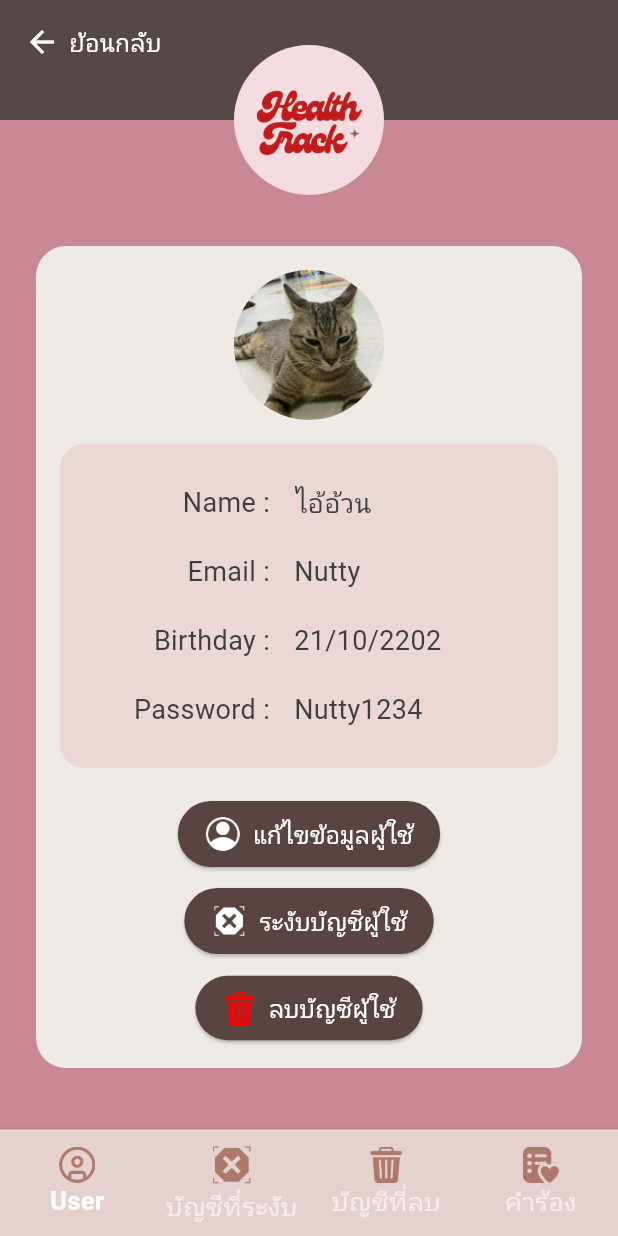
After one commit to sasithon337786/pj1, a Flutter app: the UserDetailPage screen opened directly, on a phone screen of 412 x 824 dp. The commit adds this screen. Run offline on Flutter 3.47's test engine with Material 3 defaults, Android fonts, the phone set to English and light mode, and no system bars; our stand-ins replace firebase_auth, firebase_core, fl_chart, font_awesome_flutter, google_fonts, google_sign_in and 2 more; accounts and stored records are empty; network calls fail; Roboto replaces fonts that are missing (Kanit).

Commit message:
deteil_user_admin

```diff
--- /dev/null
+++ b/lib/Addmin/deteil_user_admin.dart
@@ -0,0 +1,501 @@
+import 'package:flutter/material.dart';
+import 'package:google_fonts/google_fonts.dart';
+import 'package:pj1/account.dart';
+import 'package:pj1/grap.dart';
+import 'package:pj1/mains.dart';
+import 'package:pj1/target.dart';
+
+class UserDetailPage extends StatefulWidget {
+  const UserDetailPage({super.key});
+
+  @override
+  State<UserDetailPage> createState() => _UserDetailPageState();
+}
+
+class _UserDetailPageState extends State<UserDetailPage> {
+  int _selectedIndex = 0;
+
+  void _onItemTapped(int index) {
+    setState(() {
+      _selectedIndex = index;
+    });
+
+    switch (index) {
+      case 0:
+        Navigator.push(
+          context,
+          MaterialPageRoute(builder: (context) => const HomePage()),
+        );
+        break;
+      case 1:
+        Navigator.push(
+          context,
+          MaterialPageRoute(builder: (context) => const Targetpage()),
+        );
+        break;
+      case 2:
+        Navigator.push(
+          context,
+          MaterialPageRoute(builder: (context) => const Graphpage()),
+        );
+        break;
+      case 3:
+        Navigator.push(
+          context,
+          MaterialPageRoute(builder: (context) => const AccountPage()),
+        );
+        break;
+    }
+  }
+
+  @override
+  Widget build(BuildContext context) {
+    return Scaffold(
+      backgroundColor: const Color(0xFFC98993),
+      body: Column(
+        children: [
+          // Header UI
+          Stack(
+            children: [
+              Column(
+                children: [
+                  Container(
+                    color: const Color(0xFF564843),
+                    height: MediaQuery.of(context).padding.top + 80,
+                    width: double.infinity,
+                  ),
+                  const SizedBox(height: 60),
+                ],
+              ),
+              Positioned(
+                top: MediaQuery.of(context).padding.top + 30,
+                left: MediaQuery.of(context).size.width / 2 - 50,
+                child: ClipOval(
+                  child: Image.asset(
+                    'assets/images/logo.png',
+                    width: 100,
+                    height: 100,
+                    fit: BoxFit.cover,
+                  ),
+                ),
+              ),
+              Positioned(
+                top: MediaQuery.of(context).padding.top + 16,
+                left: 16,
+                child: GestureDetector(
+                  onTap: () {
+                    Navigator.pop(context);
+                  },
+                  child: Row(
+                    children: [
+                      const Icon(
+                        Icons.arrow_back,
+                        color: Colors.white,
+                      ),
+                      const SizedBox(width: 6),
+                      Text(
+                        'ย้อนกลับ',
+                        style: GoogleFonts.kanit(
+                          color: Colors.white,
+                          fontSize: 16,
+                        ),
+                      ),
+                    ],
+                  ),
+                ),
+              ),
+            ],
+          ),
+
+          const SizedBox(height: 24),
+
+          // Profile Box
+          Expanded(
+            child: SingleChildScrollView(
+              child: Center(
+                child: Container(
+                  margin: const EdgeInsets.symmetric(horizontal: 24),
+                  padding: const EdgeInsets.all(16),
+                  decoration: BoxDecoration(
+                    color: const Color(0xFFEFEAE3),
+                    borderRadius: BorderRadius.circular(20),
+                  ),
+                  child: Column(
+                    children: [
+                      const CircleAvatar(
+                        radius: 50,
+                        backgroundImage: AssetImage('assets/icons/cat.jpg'),
+                      ),
+                      const SizedBox(height: 16),
+
+                      // User info box
+                      Container(
+                        padding: const EdgeInsets.all(16),
+                        decoration: BoxDecoration(
+                          color: const Color(0xFFECD8D3),
+                          borderRadius: BorderRadius.circular(16),
+                        ),
+                        child: Column(
+                          crossAxisAlignment: CrossAxisAlignment.center,
+                          children: [
+                            infoRow('Name :', 'ไอ้อ้วน'),
+                            infoRow('Email :', 'Nutty'),
+                            infoRow('Birthday :', '21/10/2202'),
+                            infoRow('Password :', 'Nutty1234'),
+                          ],
+                        ),
+                      ),
+                      const SizedBox(height: 20),
+
+                      // Action buttons
+                      actionButton(
+                        onPressed: () {},
+                        icon: Image.asset(
+                          'assets/icons/account.png',
+                          width: 24,
+                          height: 24,
+                          color: Colors.white,
+                        ),
+                        label: 'แก้ไขข้อมูลผู้ใช้',
+                        color: const Color(0xFF59443F),
+                      ),
+                      const SizedBox(height: 10),
+                      actionButton(
+                        onPressed: () {
+                          showDialog(
+                            context: context,
+                            builder: (BuildContext context) {
+                              int selectedIndex =
+                                  -1; // -1 ยังไม่เลือก, 0=ไม่, 1=ใช่
+
+                              return StatefulBuilder(
+                                builder: (context, setState) {
+                                  return AlertDialog(
+                                    shape: RoundedRectangleBorder(
+                                      borderRadius: BorderRadius.circular(20),
+                                    ),
+                                    backgroundColor: const Color(0xFFE6D2CD),
+                                    title: Text(
+                                      'ยืนยันการระงับบัญชี',
+                                      style: GoogleFonts.kanit(
+                                        fontSize: 22,
+                                        fontWeight: FontWeight.w600,
+                                        color: const Color(0xFF564843),
+                                      ),
+                                      textAlign: TextAlign.center,
+                                    ),
+                                    content: Text(
+                                      'ต้องการระงับบัญชีผู้ใช้คนนี้ใช่มั้ย?',
+                                      style: GoogleFonts.kanit(
+                                        fontSize: 18,
+                                        color: const Color(0xFF3E3E3E),
+                                      ),
+                                      textAlign: TextAlign.center,
+                                    ),
+                                    actionsAlignment: MainAxisAlignment.center,
+                                    actionsPadding:
+                                        const EdgeInsets.only(bottom: 12),
+                                    actions: [
+                                      ElevatedButton(
+                                        style: ElevatedButton.styleFrom(
+                                          backgroundColor: selectedIndex == 0
+                                              ? const Color(0xFF564843)
+                                              : const Color(0xFFC98993),
+                                          shape: RoundedRectangleBorder(
+                                            borderRadius:
+                                                BorderRadius.circular(20),
+                                          ),
+                                          padding: const EdgeInsets.symmetric(
+                                              horizontal: 28, vertical: 12),
+                                        ),
+                                        onPressed: () {
+                                          setState(() {
+                                            selectedIndex = 0;
+                                          });
+                                          Navigator.of(context).pop();
+                                        },
+                                        child: Text(
+                                          'ไม่',
+                                          style: GoogleFonts.kanit(
+                                            fontSize: 16,
+                                            color: Colors.white,
+                                          ),
+                                        ),
+                                      ),
+                                      const SizedBox(width: 16),
+                                      ElevatedButton(
+                                        style: ElevatedButton.styleFrom(
+                                          backgroundColor: selectedIndex == 1
+                                              ? const Color(0xFF564843)
+                                              : const Color(0xFFC98993),
+                                          shape: RoundedRectangleBorder(
+                                            borderRadius:
+                                                BorderRadius.circular(20),
+                                          ),
+                                          padding: const EdgeInsets.symmetric(
+                                              horizontal: 28, vertical: 12),
+                                        ),
+                                        onPressed: () {
+                                          setState(() {
+                                            selectedIndex = 1;
+                                          });
+                                          Navigator.of(context).pop();
+                                        },
+                                        child: Text(
+                                          'ใช่',
+                                          style: GoogleFonts.kanit(
+                                            fontSize: 16,
+                                            color: Colors.white,
+                                            fontWeight: FontWeight.w600,
+                                          ),
+                                        ),
+                                      ),
+                                    ],
+                                  );
+                                },
+                              );
+                            },
+                          );
+                        },
+                        icon: Image.asset(
+                          'assets/icons/deactivate.png',
+                          width: 24,
+                          height: 24,
+                          color: Colors.white,
+                        ),
+                        label: 'ระงับบัญชีผู้ใช้',
+                        color: const Color(0xFF59443F),
+                      ),
+
+                      const SizedBox(height: 10),
+                      actionButton(
+                        onPressed: () {
+                          showDialog(
+                            context: context,
+                            builder: (BuildContext context) {
+                              int selectedIndex = -1;
+
+                              return StatefulBuilder(
+                                builder: (context, setState) {
+                                  return AlertDialog(
+                                    shape: RoundedRectangleBorder(
+                                      borderRadius: BorderRadius.circular(20),
+                                    ),
+                                    backgroundColor: const Color(0xFFE6D2CD),
+                                    title: Text(
+                                      'ยืนยันการลบบัญชี',
+                                      style: GoogleFonts.kanit(
+                                        fontSize: 22,
+                                        fontWeight: FontWeight.w600,
+                                        color: const Color(0xFF564843),
+                                      ),
+                                      textAlign: TextAlign.center,
+                                    ),
+                                    content: Text(
+                                      'คุณต้องการลบบัญชีผู้ใช้คนนี้ใช่มั้ย?',
+                                      style: GoogleFonts.kanit(
+                                        fontSize: 18,
+                                        color: const Color(0xFF3E3E3E),
+                                      ),
+                                      textAlign: TextAlign.center,
+                                    ),
+                                    actionsAlignment: MainAxisAlignment.center,
+                                    actionsPadding:
+                                        const EdgeInsets.only(bottom: 12),
+                                    actions: [
+                                      ElevatedButton(
+                                        style: ElevatedButton.styleFrom(
+                                          backgroundColor: selectedIndex == 0
+                                              ? const Color(0xFF564843)
+                                              : const Color(0xFFC98993),
+                                          shape: RoundedRectangleBorder(
+                                            borderRadius:
+                                                BorderRadius.circular(20),
+                                          ),
+                                          padding: const EdgeInsets.symmetric(
+                                              horizontal: 28, vertical: 12),
+                                        ),
+                                        onPressed: () {
+                                          setState(() {
+                                            selectedIndex = 0;
+                                          });
+                                          Navigator.of(context).pop();
+                                        },
+                                        child: Text(
+                                          'ไม่',
+                                          style: GoogleFonts.kanit(
+                                            fontSize: 16,
+                                            color: Colors.white,
+                                          ),
+                                        ),
+                                      ),
+                                      const SizedBox(width: 16),
+                                      ElevatedButton(
+                                        style: ElevatedButton.styleFrom(
+                                          backgroundColor: selectedIndex == 1
+                                              ? const Color(0xFF564843)
+                                              : const Color(0xFFC98993),
+                                          shape: RoundedRectangleBorder(
+                                            borderRadius:
+                                                BorderRadius.circular(20),
+                                          ),
+                                          padding: const EdgeInsets.symmetric(
+                                              horizontal: 28, vertical: 12),
+                                        ),
+                                        onPressed: () {
+                                          setState(() {
+                                            selectedIndex = 1;
+                                          });
+                                          Navigator.of(context).pop();
+                                        },
+                                        child: Text(
+                                          'ใช่',
+                                          style: GoogleFonts.kanit(
+                                            fontSize: 16,
+                                            color: Colors.white,
+                                            fontWeight: FontWeight.w600,
+                                          ),
+                                        ),
+                                      ),
+                                    ],
+                                  );
+                                },
+                              );
+                            },
+                          );
+                        },
+                        icon: Image.asset(
+                          'assets/icons/delete.png',
+                          width: 23,
+                          height: 23,
+                        ),
+                        label: 'ลบบัญชีผู้ใช้',
+                        color: const Color(0xFF59443F),
+                      ),
+                    ],
+                  ),
+                ),
+              ),
+            ),
+          ),
+        ],
+      ),
+
+      // Bottom Navigation Bar
+      bottomNavigationBar: BottomNavigationBar(
+        backgroundColor: const Color(0xFFE6D2CD),
+        selectedItemColor: Colors.white,
+        unselectedItemColor: Colors.white60,
+        selectedFontSize: 17,
+        unselectedFontSize: 17,
+        type: BottomNavigationBarType.fixed,
+        currentIndex: _selectedIndex,
+        onTap: _onItemTapped,
+        selectedLabelStyle: GoogleFonts.kanit(
+          fontSize: 17,
+          fontWeight: FontWeight.w600,
+          color: Colors.white,
+        ),
+        unselectedLabelStyle: GoogleFonts.kanit(
+          fontSize: 17,
+          fontWeight: FontWeight.normal,
+          color: Colors.white60,
+        ),
+        items: [
+          BottomNavigationBarItem(
+            icon: Image.asset('assets/icons/accout.png', width: 24, height: 24),
+            label: 'User',
+          ),
+          BottomNavigationBarItem(
+            icon: Image.asset('assets/icons/deactivate.png',
+                width: 30, height: 30),
+            label: 'บัญชีที่ระงับ',
+          ),
+          BottomNavigationBarItem(
+            icon: Image.asset('assets/icons/deleat.png', width: 24, height: 24),
+            label: 'บัญชีที่ลบ',
+          ),
+          BottomNavigationBarItem(
+            icon: Image.asset('assets/icons/wishlist-heart.png',
+                width: 24, height: 24),
+            label: 'คำร้อง',
+          ),
+        ],
+      ),
+    );
+  }
+
+  // Function สำหรับแถวข้อมูล
+  Widget infoRow(String title, String value) {
+    return Padding(
+      padding: const EdgeInsets.symmetric(vertical: 10),
+      child: Table(
+        columnWidths: const {
+          0: FixedColumnWidth(140),
+          1: FlexColumnWidth(),
+        },
+        children: [
+          TableRow(
+            children: [
+              Container(
+                alignment: Alignment.centerRight,
+                padding: const EdgeInsets.only(right: 16),
+                child: Column(
+                  crossAxisAlignment: CrossAxisAlignment.center,
+                  children: [
+                    Text(
+                      title,
+                      style: GoogleFonts.kanit(
+                        fontSize: 18,
+                        color: const Color(0xFF3E3E3E),
+                      ),
+                    ),
+                  ],
+                ),
+              ),
+              Container(
+                alignment: Alignment.centerLeft,
+                child: Column(
+                  crossAxisAlignment: CrossAxisAlignment.center,
+                  children: [
+                    Text(
+                      value,
+                      style: GoogleFonts.kanit(
+                        fontSize: 18,
+                        color: const Color(0xFF3E3E3E),
+                      ),
+                    ),
+                  ],
+                ),
+              ),
+            ],
+          )
+        ],
+      ),
+    );
+  }
+
+  // Function สำหรับปุ่ม
+  Widget actionButton({
+    required VoidCallback onPressed,
+    required Widget icon,
+    required String label,
+    required Color color,
+  }) {
+    return ElevatedButton.icon(
+      onPressed: onPressed,
+      icon: icon,
+      label: Text(
+        label,
+        style: GoogleFonts.kanit(fontSize: 16, color: Colors.white),
+      ),
+      style: ElevatedButton.styleFrom(
+        backgroundColor: color,
+        padding: const EdgeInsets.symmetric(horizontal: 18, vertical: 10),
+        shape: RoundedRectangleBorder(
+          borderRadius: BorderRadius.circular(30),
+        ),
+      ),
+    );
+  }
+}
--- a/lib/main.dart
+++ b/lib/main.dart
@@ -1,4 +1,5 @@
 import 'package:flutter/material.dart';
+import 'package:pj1/Addmin/deteil_user_admin.dart';
 import 'package:pj1/Addmin/list_admin.dart';
 import 'package:pj1/Addmin/main_Addmin.dart';
 import 'package:pj1/Services/ApiService.dart';
@@ -39,6 +40,6 @@ class MyApp extends StatelessWidget {
           colorScheme: ColorScheme.fromSeed(seedColor: Colors.deepPurple),
           useMaterial3: true,
         ),
-        home: UserInfoScreen());
+        home: MainAddmin());
   }
 }
```
Also changed, not shown: lib/Addmin/list_admin.dart (+9 -2 lines), lib/Addmin/main_Addmin.dart (+7 -1 lines), assets/icons/delete.png (added).
